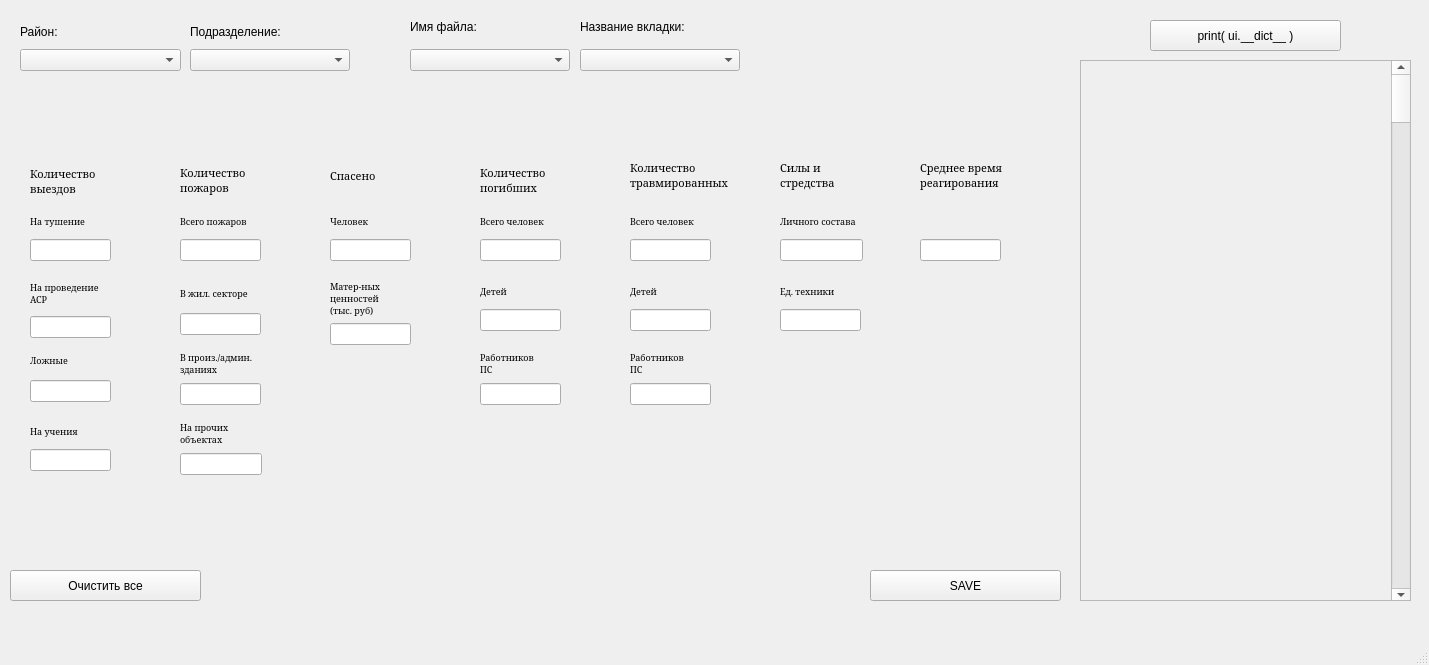
akaKAIN/Fire_reporting, file ui_windows/base_main.ui: the form before one commit.
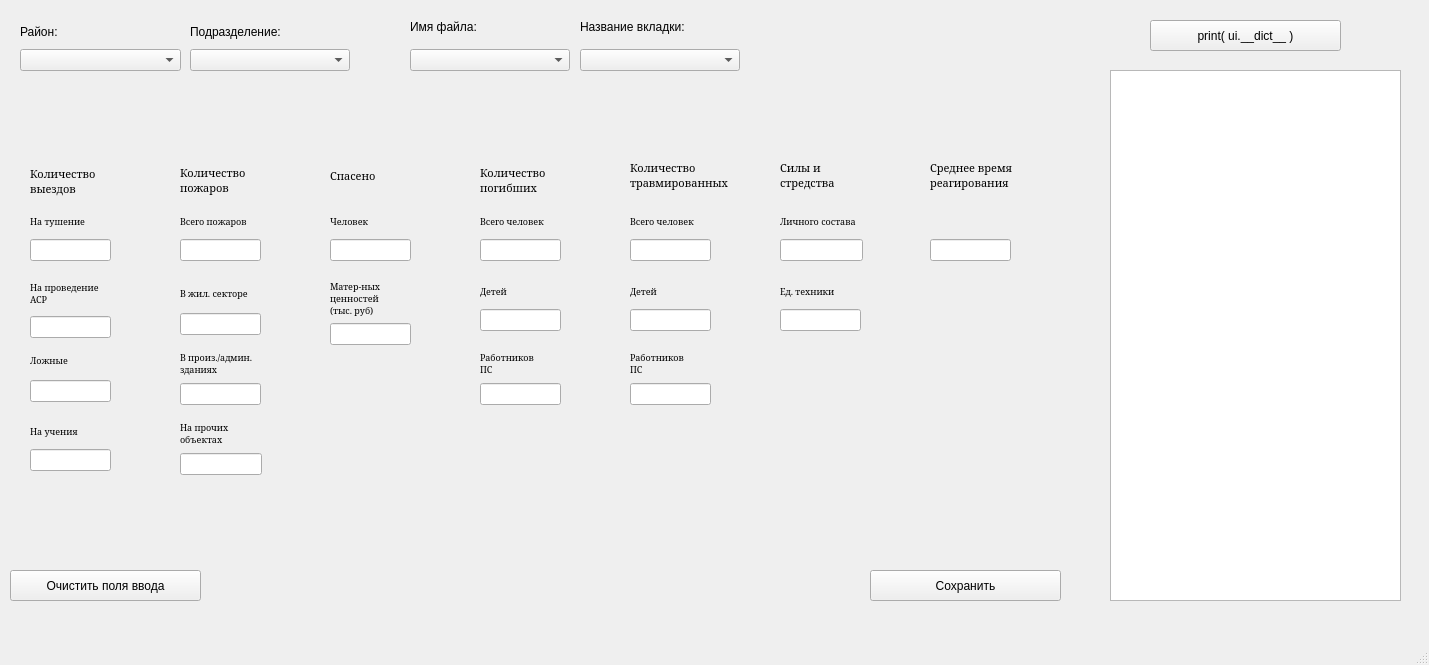
The form after the commit.

Commit message: Правки структуры и редизайн (не конечные)

Patch:
```diff
--- a/ui_windows/base_main.ui
+++ b/ui_windows/base_main.ui
@@ -37,7 +37,7 @@
      </rect>
     </property>
     <property name="text">
-     <string>SAVE</string>
+     <string>Сохранить</string>
     </property>
    </widget>
    <widget class="QLabel" name="label_error">
@@ -76,45 +76,6 @@
 выездов</string>
     </property>
    </widget>
-   <widget class="QScrollArea" name="scrollArea">
-    <property name="geometry">
-     <rect>
-      <x>1080</x>
-      <y>60</y>
-      <width>331</width>
-      <height>541</height>
-     </rect>
-    </property>
-    <property name="widgetResizable">
-     <bool>true</bool>
-    </property>
-    <property name="alignment">
-     <set>Qt::AlignLeading|Qt::AlignLeft|Qt::AlignTop</set>
-    </property>
-    <widget class="QWidget" name="scrollAreaWidgetContents">
-     <property name="geometry">
-      <rect>
-       <x>0</x>
-       <y>0</y>
-       <width>329</width>
-       <height>539</height>
-      </rect>
-     </property>
-     <widget class="QScrollBar" name="verticalScrollBar">
-      <property name="geometry">
-       <rect>
-        <x>310</x>
-        <y>0</y>
-        <width>20</width>
-        <height>541</height>
-       </rect>
-      </property>
-      <property name="orientation">
-       <enum>Qt::Vertical</enum>
-      </property>
-     </widget>
-    </widget>
-   </widget>
    <widget class="QLabel" name="label_status">
     <property name="geometry">
      <rect>
@@ -138,7 +99,7 @@
      </rect>
     </property>
     <property name="text">
-     <string>Очистить все</string>
+     <string>Очистить поля ввода</string>
     </property>
    </widget>
    <widget class="QWidget" name="verticalLayoutWidget">
@@ -848,7 +809,7 @@
    <widget class="QWidget" name="verticalLayoutWidget_23">
     <property name="geometry">
      <rect>
-      <x>920</x>
+      <x>930</x>
       <y>210</y>
       <width>81</width>
       <height>51</height>
@@ -876,7 +837,7 @@
    <widget class="QLabel" name="label_31">
     <property name="geometry">
      <rect>
-      <x>920</x>
+      <x>930</x>
       <y>160</y>
       <width>111</width>
       <height>31</height>
@@ -893,6 +854,16 @@
 реагирования</string>
     </property>
    </widget>
+   <widget class="QListView" name="listView">
+    <property name="geometry">
+     <rect>
+      <x>1110</x>
+      <y>70</y>
+      <width>291</width>
+      <height>531</height>
+     </rect>
+    </property>
+   </widget>
   </widget>
   <widget class="QStatusBar" name="statusbar"/>
  </widget>
```
The commit also changes 3 other files.
